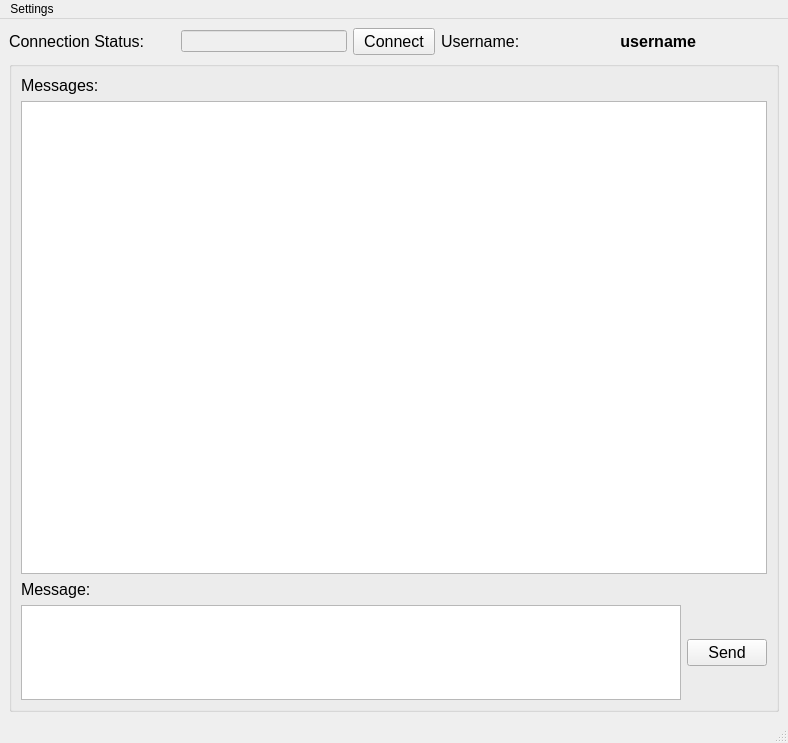
The window that TLS_client/qt_client/mainwindow.ui (so-groenen/aysnc_secure_chat_application) describes before a commit, drawn with Qt 5.
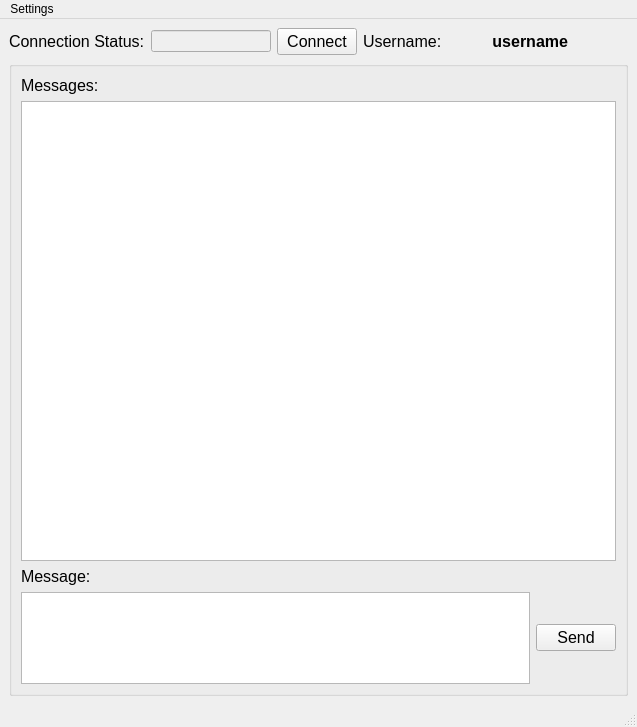
The same window after the commit. Custom widgets are drawn as their Qt base class.

Commit message: limited chars + server setting layout

Patch:
```diff
--- a/TLS_client/qt_client/mainwindow.ui
+++ b/TLS_client/qt_client/mainwindow.ui
@@ -6,16 +6,16 @@
    <rect>
     <x>0</x>
     <y>0</y>
-    <width>788</width>
-    <height>743</height>
+    <width>637</width>
+    <height>727</height>
    </rect>
   </property>
   <property name="windowTitle">
    <string>ChatApp</string>
   </property>
   <widget class="QWidget" name="centralwidget">
-   <layout class="QVBoxLayout" name="verticalLayout_8">
-    <item>
+   <layout class="QGridLayout" name="gridLayout_2">
+    <item row="0" column="0">
      <layout class="QHBoxLayout" name="horizontalLayout" stretch="2,2,1,1,2,1">
       <item>
        <widget class="QLabel" name="label">
@@ -91,7 +91,7 @@
       </item>
      </layout>
     </item>
-    <item>
+    <item row="1" column="0">
      <widget class="QGroupBox" name="groupBox">
       <property name="font">
        <font>
@@ -105,7 +105,7 @@
        <item row="0" column="0">
         <layout class="QVBoxLayout" name="verticalLayout_7">
          <item>
-          <layout class="QVBoxLayout" name="verticalLayout" stretch="0,5,0,1">
+          <layout class="QVBoxLayout" name="verticalLayout" stretch="0,0,5,0,1">
            <item>
             <widget class="QLabel" name="label_3">
              <property name="font">
@@ -118,6 +118,9 @@
              </property>
             </widget>
            </item>
+           <item>
+            <layout class="QVBoxLayout" name="verticalLayout_3"/>
+           </item>
            <item>
             <widget class="QListView" name="messageListView"/>
            </item>
@@ -146,6 +149,8 @@
               </widget>
              </item>
              <item>
+              <layout class="QVBoxLayout" name="verticalLayout_6">
+               <item>
               <widget class="QPushButton" name="SendBtn">
                <property name="font">
                 <font>
@@ -159,6 +164,11 @@
              </item>
             </layout>
            </item>
+             <item>
+              <layout class="QVBoxLayout" name="verticalLayout_2"/>
+             </item>
+            </layout>
+           </item>
           </layout>
          </item>
         </layout>
@@ -173,7 +183,7 @@
     <rect>
      <x>0</x>
      <y>0</y>
-     <width>788</width>
+     <width>637</width>
      <height>20</height>
     </rect>
    </property>
@@ -204,6 +214,11 @@
     <string>Edit Certificates</string>
    </property>
   </action>
+  <action name="actionTortuee">
+   <property name="text">
+    <string>Tortuee</string>
+   </property>
+  </action>
  </widget>
  <customwidgets>
   <customwidget>
```
Lines whose indentation alone changed are shown as unchanged. The commit also changes 14 other files.
